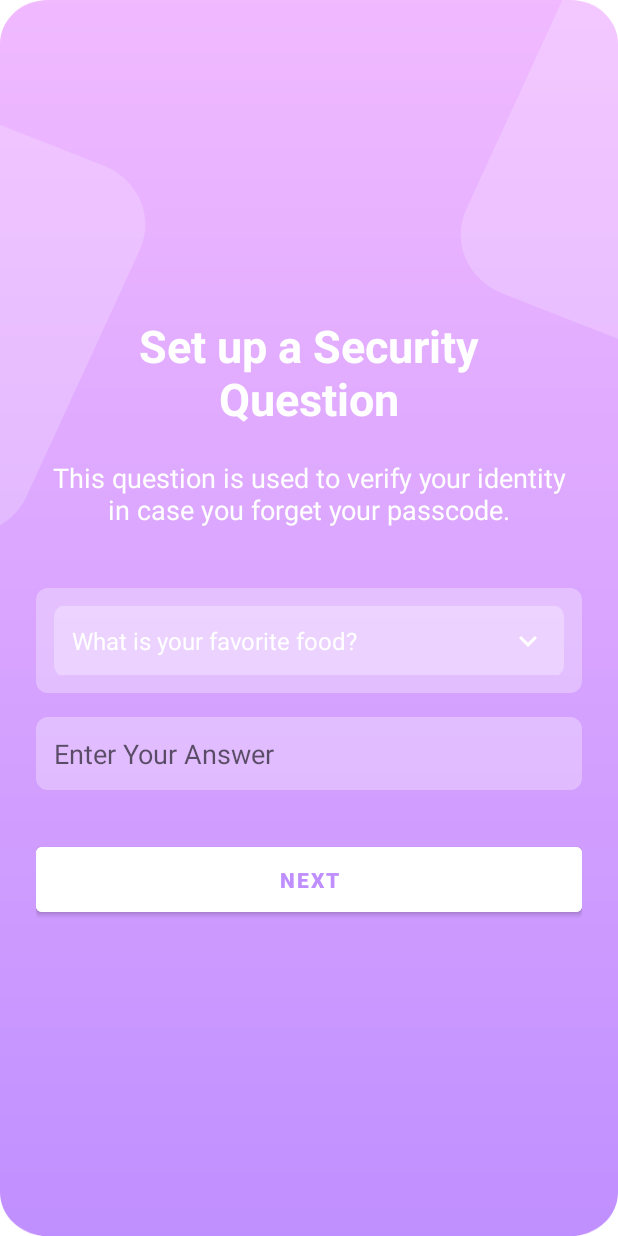
After one commit to ehtisham75/DayLog_Kotlin, an Android app: the PasscodeQuestionActivity screen opened directly, with no data from a screen before it, on a phone screen of 412 x 824 dp. The commit adds this screen. Run offline under Robolectric (Android 15) with nearby library versions, the phone set to English and light mode, and no system bars.

Commit message:
UI question screen + spinner

```diff
--- a/app/src/main/AndroidManifest.xml
+++ b/app/src/main/AndroidManifest.xml
@@ -12,6 +12,9 @@
         android:supportsRtl="true"
         android:theme="@style/Theme.DayLog"
         tools:targetApi="31">
+        <activity
+            android:name=".ui.passcode.PasscodeQuestionActivity"
+            android:exported="false" />
         <activity
             android:name=".ui.passcode.PasscodeActivity"
             android:exported="false" />
--- a/app/src/main/java/com/example/daylog/ui/passcode/PasscodeActivity.kt
+++ b/app/src/main/java/com/example/daylog/ui/passcode/PasscodeActivity.kt
@@ -4,6 +4,7 @@ import android.content.Intent
 import android.os.Bundle
 import android.widget.ImageView
 import android.widget.LinearLayout
+import android.widget.TextView
 import androidx.activity.enableEdgeToEdge
 import androidx.appcompat.app.AppCompatActivity
 import androidx.constraintlayout.widget.ConstraintSet.Layout
@@ -18,7 +19,14 @@ class PasscodeActivity : AppCompatActivity() {
         enableEdgeToEdge()
         setContentView(R.layout.activity_passcode)
 
+        val skipButton = findViewById<TextView>(R.id.btn_skip_passcode)
         val setPassCodeButton = findViewById<LinearLayout>(R.id.btn_set_passcode)
+
+        skipButton.setOnClickListener {
+            val intent = Intent(this, PasscodeQuestionActivity::class.java)
+            startActivity(intent)
+        }
+
         setPassCodeButton.setOnClickListener {
             val intent = Intent(this, MainActivity::class.java)
             startActivity(intent)
--- /dev/null
+++ b/app/src/main/java/com/example/daylog/ui/passcode/PasscodeQuestionActivity.kt
@@ -0,0 +1,31 @@
+package com.example.daylog.ui.passcode
+
+import androidx.appcompat.app.AppCompatActivity
+import android.os.Bundle
+import android.widget.ArrayAdapter
+import android.widget.Spinner
+import com.example.daylog.R
+
+class PasscodeQuestionActivity : AppCompatActivity() {
+    override fun onCreate(savedInstanceState: Bundle?) {
+        super.onCreate(savedInstanceState)
+        setContentView(R.layout.activity_passcode_question)
+
+        // Find the Spinner in the layout
+        val spinner: Spinner = findViewById(R.id.spinner_security_question)
+
+        // Create an ArrayAdapter using the string array and a custom spinner item layout
+        val adapter = ArrayAdapter.createFromResource(
+            this,
+            R.array.security_questions_array, // Array of security questions
+            R.layout.passcode_question_spinner_item // Custom layout for the spinner item
+        )
+
+        // Specify the layout to use when the list of choices appears
+        adapter.setDropDownViewResource(android.R.layout.simple_spinner_dropdown_item)
+
+        // Apply the adapter to the spinner
+        spinner.adapter = adapter
+
+    }
+}
--- /dev/null
+++ b/app/src/main/res/drawable/baseline_keyboard_arrow_down_24.xml
@@ -0,0 +1,5 @@
+<vector android:height="24dp" android:tint="#FFFFFF"
+    android:viewportHeight="24" android:viewportWidth="24"
+    android:width="24dp" xmlns:android="http://schemas.android.com/apk/res/android">
+    <path android:fillColor="@android:color/white" android:pathData="M7.41,8.59L12,13.17l4.59,-4.58L18,10l-6,6 -6,-6 1.41,-1.41z"/>
+</vector>
--- a/app/src/main/res/drawable/custom_indicator.xml
+++ b/app/src/main/res/drawable/custom_indicator.xml
@@ -2,20 +2,23 @@
 
 <selector xmlns:android="http://schemas.android.com/apk/res/android">
 
-<item android:state_selected="true">
-    <shape android:shape="rectangle">
-        <size android:width="50dp" android:height="8dp" />
-        <solid android:color="@color/primary_color" />
-        <corners android:radius="10dp"/>
-    </shape>
-</item>
+<!--    <item android:state_selected="false">-->
+<!--        <shape android:shape="rectangle">-->
+<!--            <size android:width="50dp" android:height="15dp" />-->
+<!--            <solid android:color="@color/primary_color" />-->
+<!--            <corners android:radius="10dp" />-->
+<!--        </shape>-->
+<!--    </item>-->
 
-<item android:state_selected="false">
-    <shape android:shape="rectangle">
-        <size android:width="8dp" android:height="8dp" />
-        <solid android:color="@color/secondary_color" />
-        <corners android:radius="10dp"/>
-    </shape>
-</item>
+
+    <item android:state_selected="false">
+        <shape android:shape="rectangle">
+            <size android:width="10dp" android:height="10dp" />
+            <solid android:color="@color/secondary_color" />
+            <corners android:radius="10dp" />
+        </shape>
+    </item>
+
+
 
 </selector>
--- /dev/null
+++ b/app/src/main/res/drawable/spinner_background_white_opacity.xml
@@ -0,0 +1,6 @@
+<?xml version="1.0" encoding="utf-8"?>
+
+<shape xmlns:android="http://schemas.android.com/apk/res/android">
+    <solid android:color="#4DFFFFFF" />
+    <corners android:radius="8dp" />
+</shape>
--- a/app/src/main/res/layout/activity_onboarding.xml
+++ b/app/src/main/res/layout/activity_onboarding.xml
@@ -27,9 +27,10 @@
         android:layout_centerHorizontal="true"
         android:layout_marginBottom="150dp"
         app:ci_drawable="@drawable/custom_indicator"
-        app:ci_height="8dp"
+        app:ci_height="10dp"
+        app:ci_width="10dp"
         app:ci_margin="8dp"
-        app:ci_width="8dp" />
+        />
 
     <!-- Next Button -->
     <ImageView
--- a/app/src/main/res/layout/activity_passcode.xml
+++ b/app/src/main/res/layout/activity_passcode.xml
@@ -26,7 +26,7 @@
         android:textAlignment="center"
         android:textColor="@color/white"
         android:textSize="24sp"
-        android:textStyle="bold"
+        android:textStyle="normal"
         app:layout_constraintBottom_toTopOf="@+id/img_lock"
         app:layout_constraintEnd_toEndOf="parent"
         app:layout_constraintStart_toStartOf="parent"
@@ -49,10 +49,10 @@
         android:layout_width="match_parent"
         android:layout_height="wrap_content"
         android:gravity="center"
-        android:text="Lockup your Diary,Keep\nyour Thoughts and\nmoments safe."
+        android:text="Lockup your Diary,\nKeep your\nThoughts and moments safe."
         android:textColor="@color/white"
-        android:textSize="24sp"
-        android:textStyle="bold"
+        android:textSize="20sp"
+        android:textStyle="normal"
         app:layout_constraintBottom_toTopOf="@+id/txt_yourDairy_yourRules"
         app:layout_constraintEnd_toEndOf="parent"
         app:layout_constraintStart_toStartOf="parent"
@@ -100,7 +100,7 @@
         <LinearLayout
             android:id="@+id/btn_set_passcode"
             android:layout_width="0dp"
-            android:layout_height="wrap_content"
+            android:layout_height="50dp"
             android:layout_weight="0.7"
             android:gravity="center"
             android:background="@drawable/white_button"
--- /dev/null
+++ b/app/src/main/res/layout/activity_passcode_question.xml
@@ -0,0 +1,78 @@
+<?xml version="1.0" encoding="utf-8"?>
+
+<LinearLayout xmlns:android="http://schemas.android.com/apk/res/android"
+    xmlns:tools="http://schemas.android.com/tools"
+    android:layout_width="match_parent"
+    android:layout_height="match_parent"
+    android:background="@drawable/lock_bg"
+    android:gravity="center"
+    android:orientation="vertical"
+    android:padding="24dp"
+    tools:context=".ui.passcode.PasscodeQuestionActivity">
+
+    <TextView
+        android:id="@+id/tv_setup_security_question"
+        android:layout_width="wrap_content"
+        android:layout_height="wrap_content"
+        android:layout_marginBottom="20dp"
+        android:text="Set up a Security\nQuestion"
+        android:textAlignment="center"
+        android:textColor="@color/white"
+        android:textSize="30sp"
+        android:textStyle="bold" />
+
+    <TextView
+        android:id="@+id/tv_subtitle"
+        android:layout_width="wrap_content"
+        android:layout_height="wrap_content"
+        android:layout_marginHorizontal="10dp"
+        android:layout_marginBottom="40dp"
+        android:text="This question is used to verify your identity in case you forget your passcode."
+        android:textAlignment="center"
+        android:textColor="@color/white"
+        android:textSize="18sp" />
+
+    <Spinner
+        android:id="@+id/spinner_security_question"
+        android:layout_width="match_parent"
+        android:layout_height="wrap_content"
+        android:layout_marginBottom="16dp"
+        android:background="@drawable/spinner_background_white_opacity"
+        android:padding="12dp"
+        android:spinnerMode="dropdown" />
+    <!--        android:backgroundTint="@android:color/white"-->
+    <!--        android:popupBackground="arrow"-->
+
+    <EditText
+        android:id="@+id/et_security_answer"
+        android:layout_width="match_parent"
+        android:layout_height="wrap_content"
+        android:layout_marginBottom="32dp"
+        android:background="@drawable/spinner_background_white_opacity"
+        android:hint="Enter Your Answer"
+        android:padding="12dp"
+        android:textColor="@color/white" />
+<!--        android:hintTextColor="@color/white"-->
+
+    <Button
+        android:id="@+id/btn_next"
+        android:layout_width="match_parent"
+        android:layout_height="wrap_content"
+        android:backgroundTint="@android:color/white"
+        android:padding="12dp"
+        android:text="Next"
+        android:textColor="@color/primary_color"
+        android:textStyle="bold" />
+
+</LinearLayout>
+
+
+    <!--<androidx.constraintlayout.widget.ConstraintLayout -->
+    <!--    xmlns:android="http://schemas.android.com/apk/res/android"-->
+    <!--    xmlns:app="http://schemas.android.com/apk/res-auto"-->
+    <!--    xmlns:tools="http://schemas.android.com/tools"-->
+    <!--    android:layout_width="match_parent"-->
+    <!--    android:layout_height="match_parent"-->
+    <!--    tools:context=".ui.passcode.PasscodeQuestionActivity">-->
+
+    <!--</androidx.constraintlayout.widget.ConstraintLayout>-->
--- /dev/null
+++ b/app/src/main/res/layout/passcode_question_spinner_item.xml
@@ -0,0 +1,12 @@
+<?xml version="1.0" encoding="utf-8"?>
+
+<TextView xmlns:android="http://schemas.android.com/apk/res/android"
+    android:layout_width="match_parent"
+    android:layout_height="wrap_content"
+    android:background="@drawable/spinner_background_white_opacity"
+    android:drawableEnd="@drawable/baseline_keyboard_arrow_down_24"
+    android:drawablePadding="8dp"
+    android:gravity="center_vertical"
+    android:padding="12dp"
+    android:textColor="@android:color/white"
+    android:textSize="16sp" />
--- a/app/src/main/res/values/strings.xml
+++ b/app/src/main/res/values/strings.xml
@@ -3,4 +3,11 @@
     <string name="title_home">Home</string>
     <string name="title_dashboard">Dashboard</string>
     <string name="title_notifications">Notifications</string>
+    <!--Array for passcode questions-->
+    <string-array name="security_questions_array">
+        <item>What is your favorite food?</item>
+        <item>What is your pet\'s name?</item>
+        <item>What was your first car?</item>
+        <item>Where were you born?</item>
+    </string-array>
 </resources>
```
